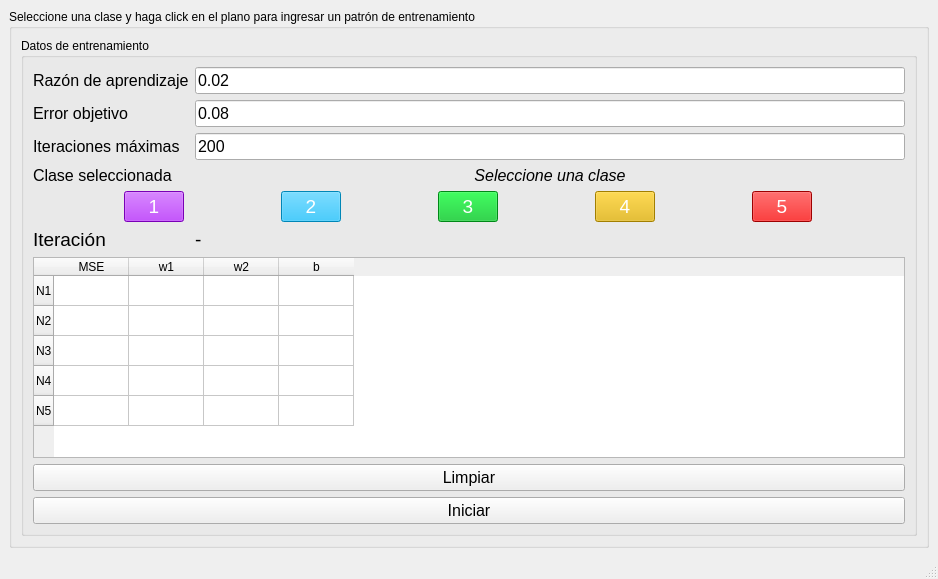
FFahrenheit/PracticasIA, file RedNeuronalUnicapa/mainwindow.ui: the form before one commit.
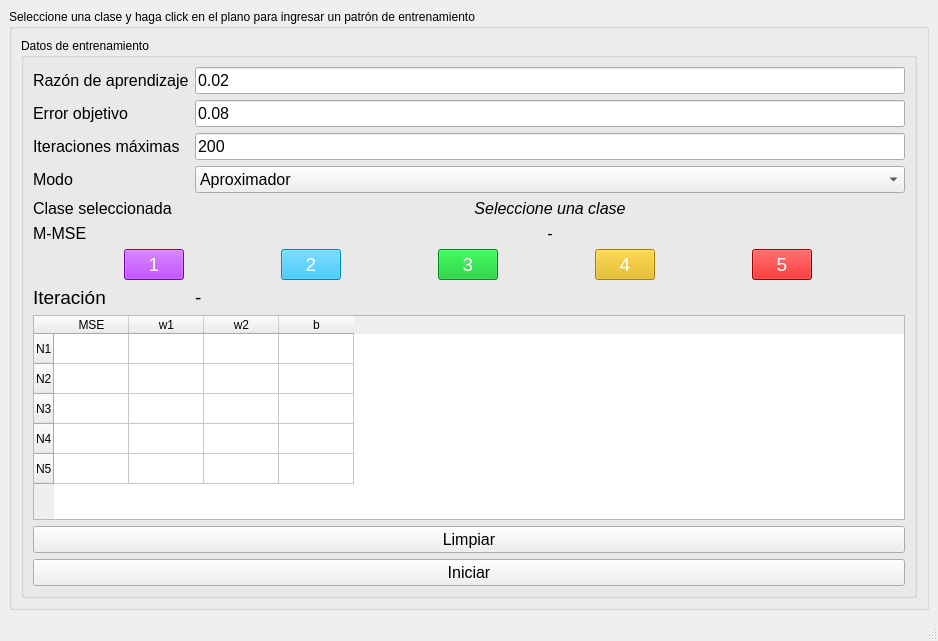
The form after the commit.

Commit message: Agregado MMSE y modo aproximador

```diff
--- a/RedNeuronalUnicapa/mainwindow.ui
+++ b/RedNeuronalUnicapa/mainwindow.ui
@@ -7,7 +7,7 @@
     <x>0</x>
     <y>0</y>
     <width>938</width>
-    <height>579</height>
+    <height>641</height>
    </rect>
   </property>
   <property name="windowTitle">
@@ -30,7 +30,7 @@
           <string>Datos de entrenamiento</string>
          </property>
          <layout class="QGridLayout" name="gridLayout_3">
-          <item row="9" column="1" colspan="2">
+          <item row="11" column="1" colspan="2">
            <widget class="QPushButton" name="clear_button">
             <property name="font">
              <font>
@@ -42,7 +42,7 @@
             </property>
            </widget>
           </item>
-          <item row="3" column="1">
+          <item row="4" column="1">
            <widget class="QLabel" name="label_9">
             <property name="font">
              <font>
@@ -54,7 +54,7 @@
             </property>
            </widget>
           </item>
-          <item row="10" column="1" colspan="2">
+          <item row="12" column="1" colspan="2">
            <widget class="QPushButton" name="begin_button">
             <property name="font">
              <font>
@@ -66,6 +66,168 @@
             </property>
            </widget>
           </item>
+          <item row="8" column="1" colspan="2">
+           <widget class="QTableWidget" name="result_table">
+            <property name="editTriggers">
+             <set>QAbstractItemView::NoEditTriggers</set>
+            </property>
+            <property name="showGrid">
+             <bool>true</bool>
+            </property>
+            <property name="sortingEnabled">
+             <bool>true</bool>
+            </property>
+            <property name="wordWrap">
+             <bool>true</bool>
+            </property>
+            <attribute name="horizontalHeaderCascadingSectionResizes">
+             <bool>false</bool>
+            </attribute>
+            <attribute name="horizontalHeaderDefaultSectionSize">
+             <number>75</number>
+            </attribute>
+            <row>
+             <property name="text">
+              <string>N1</string>
+             </property>
+            </row>
+            <row>
+             <property name="text">
+              <string>N2</string>
+             </property>
+            </row>
+            <row>
+             <property name="text">
+              <string>N3</string>
+             </property>
+            </row>
+            <row>
+             <property name="text">
+              <string>N4</string>
+             </property>
+            </row>
+            <row>
+             <property name="text">
+              <string>N5</string>
+             </property>
+            </row>
+            <column>
+             <property name="text">
+              <string>MSE</string>
+             </property>
+            </column>
+            <column>
+             <property name="text">
+              <string>w1</string>
+             </property>
+            </column>
+            <column>
+             <property name="text">
+              <string>w2</string>
+             </property>
+            </column>
+            <column>
+             <property name="text">
+              <string>b</string>
+             </property>
+            </column>
+            <item row="0" column="0">
+             <property name="text">
+              <string/>
+             </property>
+            </item>
+            <item row="0" column="1">
+             <property name="text">
+              <string/>
+             </property>
+            </item>
+            <item row="0" column="2">
+             <property name="text">
+              <string/>
+             </property>
+            </item>
+            <item row="1" column="0">
+             <property name="text">
+              <string/>
+             </property>
+            </item>
+            <item row="1" column="1">
+             <property name="text">
+              <string/>
+             </property>
+            </item>
+            <item row="1" column="2">
+             <property name="text">
+              <string/>
+             </property>
+            </item>
+            <item row="1" column="3">
+             <property name="text">
+              <string/>
+             </property>
+            </item>
+            <item row="2" column="0">
+             <property name="text">
+              <string/>
+             </property>
+            </item>
+            <item row="2" column="1">
+             <property name="text">
+              <string/>
+             </property>
+            </item>
+            <item row="2" column="2">
+             <property name="text">
+              <string/>
+             </property>
+            </item>
+            <item row="2" column="3">
+             <property name="text">
+              <string/>
+             </property>
+            </item>
+            <item row="3" column="0">
+             <property name="text">
+              <string/>
+             </property>
+            </item>
+            <item row="3" column="1">
+             <property name="text">
+              <string/>
+             </property>
+            </item>
+            <item row="3" column="2">
+             <property name="text">
+              <string/>
+             </property>
+            </item>
+            <item row="3" column="3">
+             <property name="text">
+              <string/>
+             </property>
+            </item>
+            <item row="4" column="0">
+             <property name="text">
+              <string/>
+             </property>
+            </item>
+            <item row="4" column="1">
+             <property name="text">
+              <string/>
+             </property>
+            </item>
+            <item row="4" column="2">
+             <property name="text">
+              <string/>
+             </property>
+            </item>
+            <item row="4" column="3">
+             <property name="text">
+              <string/>
+             </property>
+            </item>
+           </widget>
+          </item>
           <item row="1" column="2">
            <widget class="QLineEdit" name="target_error">
             <property name="font">
@@ -114,7 +276,7 @@
             </property>
            </widget>
           </item>
-          <item row="4" column="1" colspan="2">
+          <item row="6" column="1" colspan="2">
            <layout class="QHBoxLayout" name="horizontalLayout">
             <item>
              <widget class="QPushButton" name="class1">
@@ -244,7 +406,7 @@
             </property>
            </widget>
           </item>
-          <item row="5" column="2">
+          <item row="7" column="2">
            <widget class="QLabel" name="iteration_label">
             <property name="font">
              <font>
@@ -256,7 +418,7 @@
             </property>
            </widget>
           </item>
-          <item row="5" column="1">
+          <item row="7" column="1">
            <widget class="QLabel" name="label_5">
             <property name="font">
              <font>
@@ -268,7 +430,7 @@
             </property>
            </widget>
           </item>
-          <item row="3" column="2">
+          <item row="4" column="2">
            <widget class="QLabel" name="current_class">
             <property name="font">
              <font>
@@ -287,6 +449,18 @@
             </property>
            </widget>
           </item>
+          <item row="5" column="1">
+           <widget class="QLabel" name="label_2">
+            <property name="font">
+             <font>
+              <pointsize>12</pointsize>
+             </font>
+            </property>
+            <property name="text">
+             <string>M-MSE</string>
+            </property>
+           </widget>
+          </item>
           <item row="1" column="1">
            <widget class="QLabel" name="label_6">
             <property name="font">
@@ -299,164 +473,48 @@
             </property>
            </widget>
           </item>
-          <item row="6" column="1" colspan="2">
-           <widget class="QTableWidget" name="result_table">
-            <property name="editTriggers">
-             <set>QAbstractItemView::NoEditTriggers</set>
+          <item row="3" column="1">
+           <widget class="QLabel" name="label_3">
+            <property name="font">
+             <font>
+              <pointsize>12</pointsize>
+             </font>
             </property>
-            <property name="showGrid">
-             <bool>true</bool>
+            <property name="text">
+             <string>Modo</string>
             </property>
-            <property name="sortingEnabled">
-             <bool>true</bool>
+           </widget>
+          </item>
+          <item row="5" column="2">
+           <widget class="QLabel" name="mmse_label">
+            <property name="font">
+             <font>
+              <pointsize>12</pointsize>
+             </font>
             </property>
-            <property name="wordWrap">
-             <bool>true</bool>
+            <property name="text">
+             <string>-</string>
             </property>
-            <attribute name="horizontalHeaderCascadingSectionResizes">
-             <bool>false</bool>
-            </attribute>
-            <attribute name="horizontalHeaderDefaultSectionSize">
-             <number>75</number>
-            </attribute>
-            <row>
+            <property name="alignment">
+             <set>Qt::AlignCenter</set>
+            </property>
+           </widget>
+          </item>
+          <item row="3" column="2">
+           <widget class="QComboBox" name="selector_mode">
+            <property name="font">
+             <font>
+              <pointsize>12</pointsize>
+             </font>
+            </property>
+            <item>
              <property name="text">
-              <string>N1</string>
+              <string>Aproximador</string>
              </property>
-            </row>
-            <row>
-             <property name="text">
-              <string>N2</string>
-             </property>
-            </row>
-            <row>
-             <property name="text">
-              <string>N3</string>
-             </property>
-            </row>
-            <row>
-             <property name="text">
-              <string>N4</string>
-             </property>
-            </row>
-            <row>
-             <property name="text">
-              <string>N5</string>
-             </property>
-            </row>
-            <column>
-             <property name="text">
-              <string>MSE</string>
-             </property>
-            </column>
-            <column>
-             <property name="text">
-              <string>w1</string>
-             </property>
-            </column>
-            <column>
-             <property name="text">
-              <string>w2</string>
-             </property>
-            </column>
-            <column>
-             <property name="text">
-              <string>b</string>
-             </property>
-            </column>
-            <item row="0" column="0">
-             <property name="text">
-              <string/>
-             </property>
             </item>
-            <item row="0" column="1">
+            <item>
              <property name="text">
-              <string/>
-             </property>
-            </item>
-            <item row="0" column="2">
-             <property name="text">
-              <string/>
-             </property>
-            </item>
-            <item row="1" column="0">
-             <property name="text">
-              <string/>
-             </property>
-            </item>
-            <item row="1" column="1">
-             <property name="text">
-              <string/>
-             </property>
-            </item>
-            <item row="1" column="2">
-             <property name="text">
-              <string/>
-             </property>
-            </item>
-            <item row="1" column="3">
-             <property name="text">
-              <string/>
-             </property>
-            </item>
-            <item row="2" column="0">
-             <property name="text">
-              <string/>
-             </property>
-            </item>
-            <item row="2" column="1">
-             <property name="text">
-              <string/>
-             </property>
-            </item>
-            <item row="2" column="2">
-             <property name="text">
-              <string/>
-             </property>
-            </item>
-            <item row="2" column="3">
-             <property name="text">
-              <string/>
-             </property>
-            </item>
-            <item row="3" column="0">
-             <property name="text">
-              <string/>
-             </property>
-            </item>
-            <item row="3" column="1">
-             <property name="text">
-              <string/>
-             </property>
-            </item>
-            <item row="3" column="2">
-             <property name="text">
-              <string/>
-             </property>
-            </item>
-            <item row="3" column="3">
-             <property name="text">
-              <string/>
-             </property>
-            </item>
-            <item row="4" column="0">
-             <property name="text">
-              <string/>
-             </property>
-            </item>
-            <item row="4" column="1">
-             <property name="text">
-              <string/>
-             </property>
-            </item>
-            <item row="4" column="2">
-             <property name="text">
-              <string/>
-             </property>
-            </item>
-            <item row="4" column="3">
-             <property name="text">
-              <string/>
+              <string>Una clase</string>
              </property>
             </item>
            </widget>
```
The commit also changes 2 other files.
